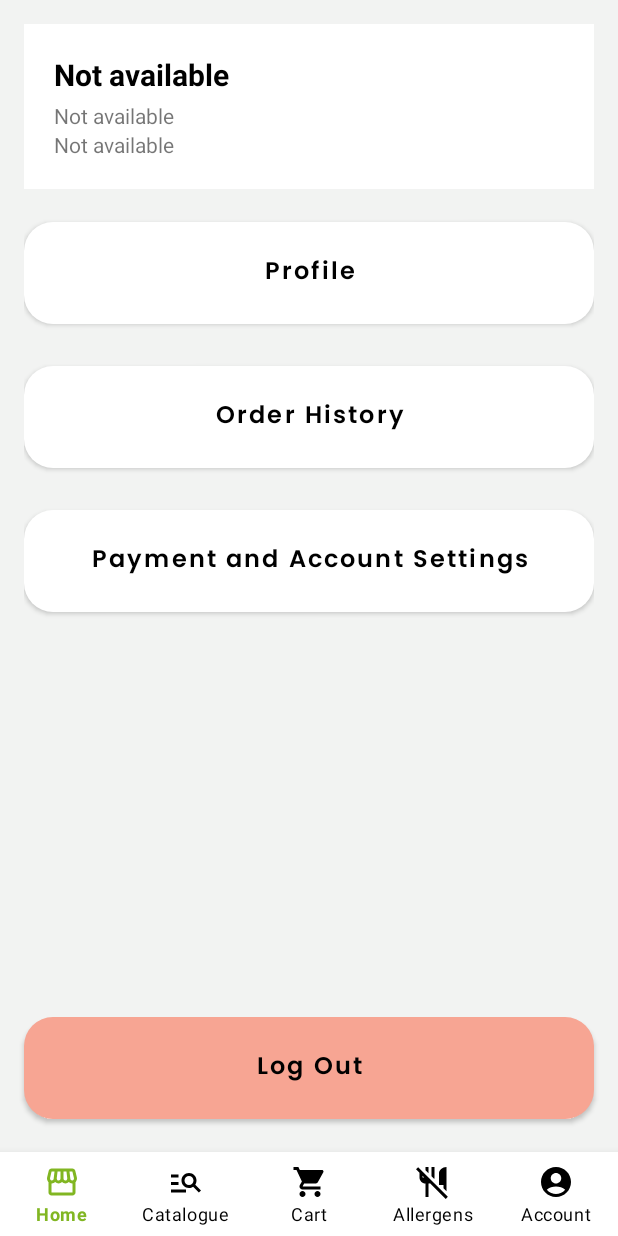
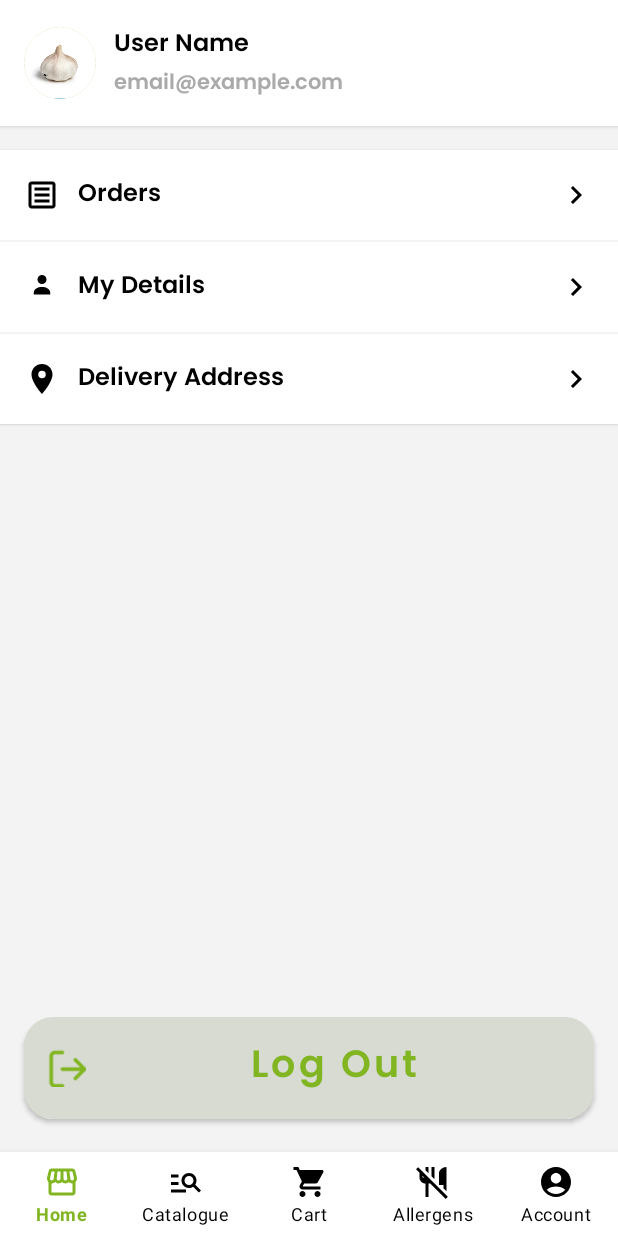
Before and after one commit to KarlisFTW/Sabalancec, an Android app: the fragment AccountFragment placed in its activity, on a phone screen of 412 x 824 dp. Run offline under Robolectric (Android 15) with nearby library versions, the phone set to English and light mode, and no system bars.

Commit message:
Reworked account screen to look more like figma

```diff
--- a/app/src/main/java/com/example/sabalancec/Fragments/AccountFragment.kt
+++ b/app/src/main/java/com/example/sabalancec/Fragments/AccountFragment.kt
@@ -1,117 +1,84 @@
 package com.example.sabalancec.Fragments
 
+import android.content.Intent
 import android.os.Bundle
 import android.view.LayoutInflater
 import android.view.View
 import android.view.ViewGroup
-import android.widget.Button
+import android.widget.ImageView
+import android.widget.LinearLayout
 import android.widget.TextView
 import android.widget.Toast
 import androidx.fragment.app.Fragment
+import com.example.sabalancec.Auth.AuthManager
 import com.example.sabalancec.R
-import com.example.sabalancec.Auth.AuthManager
-import kotlinx.coroutines.CoroutineScope
-import kotlinx.coroutines.Dispatchers
-import kotlinx.coroutines.launch
-import kotlinx.coroutines.withContext
 
 class AccountFragment : Fragment() {
 
     private lateinit var authManager: AuthManager
     private lateinit var usernameTextView: TextView
     private lateinit var emailTextView: TextView
-    private lateinit var addressTextView: TextView
-
-    private lateinit var btnProfileInfo: Button
-    private lateinit var btnOrderHistory: Button
-    private lateinit var btnSettings: Button
-    private lateinit var btnLogout: Button
+    private lateinit var profileImageView: ImageView
+    private lateinit var logoutButton: View
 
     override fun onCreateView(
         inflater: LayoutInflater, container: ViewGroup?,
         savedInstanceState: Bundle?
-    ): View? {
-        val view = inflater.inflate(R.layout.fragment_account, container, false)
+    ): View {
+        return inflater.inflate(R.layout.fragment_account, container, false)
+    }
 
-        // Init views
+    override fun onViewCreated(view: View, savedInstanceState: Bundle?) {
+        authManager = AuthManager.getInstance(requireContext())
+
         usernameTextView = view.findViewById(R.id.txt_username)
         emailTextView = view.findViewById(R.id.txt_useremail)
-        addressTextView = view.findViewById(R.id.txt_useraddress)
+        profileImageView = view.findViewById(R.id.img_profile)
+        logoutButton = view.findViewById(R.id.btn_logout)
 
-        val btnProfileInfo = view.findViewById<TextView>(R.id.btn_profile_info)
-        val btnOrderHistory = view.findViewById<TextView>(R.id.btn_order_history)
-        val btnSettings = view.findViewById<TextView>(R.id.btn_settings)
-        val btnLogout = view.findViewById<TextView>(R.id.btn_logout)
+        val rowOrders = view.findViewById<View>(R.id.row_orders)
+        val rowDetails = view.findViewById<View>(R.id.row_details)
+        val rowAddress = view.findViewById<View>(R.id.row_address)
 
-        // Auth manager
-        authManager = AuthManager.getInstance(requireContext())
+        rowOrders.findViewById<TextView>(R.id.row_title).text = "Orders"
+        rowOrders.findViewById<ImageView>(R.id.row_icon).setImageResource(R.drawable.ic_orders)
 
-        // Display user info from SharedPreferences
-        displayBasicUserInfo()
+        rowDetails.findViewById<TextView>(R.id.row_title).text = "My Details"
+        rowDetails.findViewById<ImageView>(R.id.row_icon).setImageResource(R.drawable.ic_user)
 
-        // Set click listeners
-        btnProfileInfo.setOnClickListener {
-            Toast.makeText(requireContext(), "Profile Info clicked", Toast.LENGTH_SHORT).show()
-            // TODO: Navigate to Profile Info screen
+        rowAddress.findViewById<TextView>(R.id.row_title).text = "Delivery Address"
+        rowAddress.findViewById<ImageView>(R.id.row_icon).setImageResource(R.drawable.ic_location)
+
+        displayUserInfo()
+
+        rowOrders.setOnClickListener {
+            Toast.makeText(requireContext(), "Orders clicked", Toast.LENGTH_SHORT).show()
+            // startActivity(Intent(requireContext(), OrdersActivity::class.java))
         }
 
-        btnOrderHistory.setOnClickListener {
-            Toast.makeText(requireContext(), "Order History clicked", Toast.LENGTH_SHORT).show()
-            // TODO: Navigate to Order History screen
+        rowDetails.setOnClickListener {
+            Toast.makeText(requireContext(), "My Details clicked", Toast.LENGTH_SHORT).show()
+            // Navigate or open profile details screen
         }
 
-        btnSettings.setOnClickListener {
-            Toast.makeText(requireContext(), "Settings clicked", Toast.LENGTH_SHORT).show()
-            // TODO: Navigate to Payment & Account Settings screen
+        rowAddress.setOnClickListener {
+            Toast.makeText(requireContext(), "Delivery Address clicked", Toast.LENGTH_SHORT).show()
+            // Handle address click
         }
 
-        //btnLogout.setOnClickListener {
-           // authManager.logout()
-           // Toast.makeText(requireContext(), "Logged out", Toast.LENGTH_SHORT).show()
-            // TODO: Navigate to Login screen
-      //  }
-
-        // TODO: Add swipe-to-refresh if needed
-
-        return view
+       // logoutButton.setOnClickListener {
+         //   Toast.makeText(requireContext(), "Logging out...", Toast.LENGTH_SHORT).show()
+            //authManager.logout()
+            // Optionally redirect to login screen
+       // }
     }
 
-    override fun onResume() {
-        super.onResume()
-        displayBasicUserInfo()
-    }
-
-    private fun displayBasicUserInfo() {
-        val name = authManager.getUserFullName() ?: "Not available"
-        val email = authManager.getUserEmail() ?: "Not available"
-        val address = authManager.getUserAddress() ?: "Not available"
+    private fun displayUserInfo() {
+        val name = authManager.getUserFullName() ?: "User Name"
+        val email = authManager.getUserEmail() ?: "email@example.com"
 
         usernameTextView.text = name
         emailTextView.text = email
-        addressTextView.text = address
-    }
-
-    // Optional: keep this if you want to use it later
-    private fun fetchUserProfile() {
-        CoroutineScope(Dispatchers.IO).launch {
-            try {
-                val userProfile = authManager.getUserProfileSafe()
-
-                withContext(Dispatchers.Main) {
-                    if (userProfile != null) {
-                        usernameTextView.text = userProfile.fullName
-                        emailTextView.text = userProfile.email
-                        addressTextView.text = userProfile.address
-                    } else {
-                        addressTextView.text = "Address not available"
-                        Toast.makeText(requireContext(), "Could not retrieve full profile", Toast.LENGTH_SHORT).show()
-                    }
-                }
-            } catch (e: Exception) {
-                withContext(Dispatchers.Main) {
-                    Toast.makeText(requireContext(), "Error: ${e.message}", Toast.LENGTH_SHORT).show()
-                }
-            }
-        }
+        // profileImageView.setImageResource(...) // optional: set a drawable if needed
     }
 }
--- /dev/null
+++ b/app/src/main/res/drawable/baseline_archive_24.xml
@@ -0,0 +1,5 @@
+<vector xmlns:android="http://schemas.android.com/apk/res/android" android:height="24dp" android:tint="#000000" android:viewportHeight="24" android:viewportWidth="24" android:width="24dp">
+
+    <path android:fillColor="@android:color/white" android:pathData="M20.54,5.23l-1.39,-1.68C18.88,3.21 18.47,3 18,3H6c-0.47,0 -0.88,0.21 -1.16,0.55L3.46,5.23C3.17,5.57 3,6.02 3,6.5V19c0,1.1 0.9,2 2,2h14c1.1,0 2,-0.9 2,-2V6.5c0,-0.48 -0.17,-0.93 -0.46,-1.27zM12,17.5L6.5,12H10v-2h4v2h3.5L12,17.5zM5.12,5l0.81,-1h12l0.94,1H5.12z"/>
+
+</vector>
--- /dev/null
+++ b/app/src/main/res/drawable/baseline_chevron_right_24.xml
@@ -0,0 +1,5 @@
+<vector xmlns:android="http://schemas.android.com/apk/res/android" android:height="24dp" android:tint="#000000" android:viewportHeight="24" android:viewportWidth="24" android:width="24dp">
+
+    <path android:fillColor="@android:color/white" android:pathData="M10,6L8.59,7.41 13.17,12l-4.58,4.59L10,18l6,-6z"/>
+
+</vector>
--- /dev/null
+++ b/app/src/main/res/drawable/baseline_logout_24.xml
@@ -0,0 +1,5 @@
+<vector xmlns:android="http://schemas.android.com/apk/res/android" android:autoMirrored="true" android:height="24dp" android:tint="#000000" android:viewportHeight="24" android:viewportWidth="24" android:width="24dp">
+
+    <path android:fillColor="@android:color/white" android:pathData="M17,7l-1.41,1.41L18.17,11H8v2h10.17l-2.58,2.58L17,17l5,-5zM4,5h8V3H4c-1.1,0 -2,0.9 -2,2v14c0,1.1 0.9,2 2,2h8v-2H4V5z"/>
+
+</vector>
--- /dev/null
+++ b/app/src/main/res/drawable/ic_location.xml
@@ -0,0 +1,7 @@
+<vector xmlns:android="http://schemas.android.com/apk/res/android"
+    android:width="24dp" android:height="24dp"
+    android:viewportWidth="24" android:viewportHeight="24">
+    <path
+        android:fillColor="#FF000000"
+        android:pathData="M12,2C8.1,2 5,5.1 5,9c0,5.2 7,13 7,13s7,-7.8 7,-13c0,-3.9 -3.1,-7 -7,-7zM12,11.5a2.5,2.5 0 1,1 0,-5 2.5,2.5 0 0,1 0,5z" />
+</vector>
--- /dev/null
+++ b/app/src/main/res/drawable/ic_orders.xml
@@ -0,0 +1,7 @@
+<vector xmlns:android="http://schemas.android.com/apk/res/android"
+    android:width="24dp" android:height="24dp"
+    android:viewportWidth="24" android:viewportHeight="24">
+    <path
+        android:fillColor="#FF000000"
+        android:pathData="M19,3H5c-1.1,0 -2,0.9 -2,2v14c0,1.1 0.9,2 2,2h14c1.1,0 2,-0.9 2,-2V5c0,-1.1 -0.9,-2 -2,-2zM19,19H5V5h14v14zM7,17h10v-2H7v2zM7,13h10v-2H7v2zM7,9h10V7H7v2z" />
+</vector>
--- /dev/null
+++ b/app/src/main/res/drawable/ic_user.xml
@@ -0,0 +1,7 @@
+<vector xmlns:android="http://schemas.android.com/apk/res/android"
+    android:width="24dp" android:height="24dp"
+    android:viewportWidth="24" android:viewportHeight="24">
+    <path
+        android:fillColor="#FF000000"
+        android:pathData="M12,12c2.7,0 5.5,1.3 5.5,4v1H6.5v-1c0,-2.7 2.8,-4 5.5,-4zM12,10a3,3 0 1,0 -0.001,-6.001A3,3 0 0,0 12,10z" />
+</vector>
--- /dev/null
+++ b/app/src/main/res/layout/account_option_item.xml
@@ -0,0 +1,33 @@
+<?xml version="1.0" encoding="utf-8"?>
+<LinearLayout xmlns:android="http://schemas.android.com/apk/res/android"
+    android:layout_width="match_parent"
+    android:layout_height="wrap_content"
+    android:orientation="vertical"
+    android:background="@android:color/white"
+    android:elevation="1dp">
+
+    <!-- Orders -->
+    <include layout="@layout/account_row_item"
+        android:id="@+id/row_orders"
+        android:tag="Orders" />
+
+    <!-- Divider -->
+    <View android:layout_width="match_parent"
+        android:layout_height="1dp"
+        android:background="@color/gray" />
+
+    <!-- Details -->
+    <include layout="@layout/account_row_item"
+        android:id="@+id/row_details"
+        android:tag="My Details" />
+
+    <!-- Divider -->
+    <View android:layout_width="match_parent"
+        android:layout_height="1dp"
+        android:background="@color/gray" />
+
+    <!-- Address -->
+    <include layout="@layout/account_row_item"
+        android:id="@+id/row_address"
+        android:tag="Delivery Address" />
+</LinearLayout>
--- /dev/null
+++ b/app/src/main/res/layout/account_row_item.xml
@@ -0,0 +1,31 @@
+<?xml version="1.0" encoding="utf-8"?>
+<LinearLayout xmlns:android="http://schemas.android.com/apk/res/android"
+    android:id="@+id/account_row_root"
+    android:layout_width="match_parent"
+    android:layout_height="wrap_content"
+    android:padding="16dp"
+    android:orientation="horizontal"
+    android:gravity="center_vertical">
+
+    <ImageView
+        android:id="@+id/row_icon"
+        android:layout_width="24dp"
+        android:layout_height="24dp"
+        android:src="@drawable/garlic" />
+
+    <TextView
+        android:id="@+id/row_title"
+        android:layout_width="0dp"
+        android:layout_height="wrap_content"
+        android:layout_weight="1"
+        android:layout_marginStart="12dp"
+        android:text="Title"
+        android:fontFamily="@font/poppins_semibold"
+        android:textColor="@android:color/black"
+        android:textSize="16sp" />
+
+    <ImageView
+        android:layout_width="24dp"
+        android:layout_height="24dp"
+        android:src="@drawable/baseline_chevron_right_24" />
+</LinearLayout>
--- a/app/src/main/res/layout/fragment_account.xml
+++ b/app/src/main/res/layout/fragment_account.xml
@@ -4,115 +4,125 @@
     xmlns:app="http://schemas.android.com/apk/res-auto"
     android:layout_width="match_parent"
     android:layout_height="match_parent"
-    android:background="@color/gray">
+    android:background="@color/gray"
+    android:fitsSystemWindows="true">
 
+    <!-- Logout Button -->
     <ScrollView
-        android:id="@+id/scroll_area"
         android:layout_width="0dp"
         android:layout_height="0dp"
         android:fillViewport="true"
+        app:layout_constraintBottom_toTopOf="@id/btn_logout"
+        app:layout_constraintEnd_toEndOf="parent"
+        app:layout_constraintHorizontal_bias="0.0"
+        app:layout_constraintStart_toStartOf="parent"
         app:layout_constraintTop_toTopOf="parent"
-        app:layout_constraintBottom_toTopOf="@id/btn_logout"
-        app:layout_constraintStart_toStartOf="parent"
-        app:layout_constraintEnd_toEndOf="parent"
-        android:padding="16dp">
+        app:layout_constraintVertical_bias="0.0">
 
         <LinearLayout
             android:layout_width="match_parent"
             android:layout_height="wrap_content"
             android:orientation="vertical">
 
+            <!-- Profile Card -->
             <LinearLayout
                 android:layout_width="match_parent"
                 android:layout_height="wrap_content"
-                android:orientation="vertical"
+                android:layout_marginBottom="16dp"
                 android:background="@android:color/white"
-                android:padding="20dp"
-                android:layout_marginBottom="16dp"
-                android:backgroundTint="@android:color/white">
+                android:elevation="2dp"
+                android:gravity="center_vertical"
+                android:orientation="horizontal"
+                android:padding="16dp">
+
+                <ImageView
+                    android:id="@+id/img_profile"
+                    android:layout_width="48dp"
+                    android:layout_height="48dp"
+                    android:layout_marginEnd="12dp"
+                    android:background="@drawable/circle_background"
+                    android:clipToOutline="true"
+                    android:scaleType="centerCrop"
+                    android:src="@drawable/garlic" />
+
+                <LinearLayout
+                    android:layout_width="0dp"
+                    android:layout_height="wrap_content"
+                    android:layout_weight="1"
+                    android:orientation="vertical">
 
                     <TextView
                         android:id="@+id/txt_username"
                         android:layout_width="wrap_content"
                         android:layout_height="wrap_content"
-                    android:text="Username Placeholder"
+                        android:text="Janis Ķiploks"
+                        android:fontFamily="@font/poppins_semibold"
                         android:textColor="@color/black"
-                    android:textStyle="bold"
-                    android:textSize="20sp"
-                    android:layout_marginBottom="4dp" />
+                        android:textSize="16sp"
+
+                        android:textStyle="bold" />
 
                     <TextView
                         android:id="@+id/txt_useremail"
                         android:layout_width="wrap_content"
                         android:layout_height="wrap_content"
-                    android:text="Email Placeholder"
-                    android:textSize="14sp" />
-
-                <TextView
-                    android:id="@+id/txt_useraddress"
-                    android:layout_width="wrap_content"
-                    android:layout_height="wrap_content"
-                    android:text="Address Placeholder"
+                        android:text="kiska228@gmail.com"
+                        android:fontFamily="@font/poppins_semibold"
+                        android:textColor="@android:color/darker_gray"
                         android:textSize="14sp" />
                 </LinearLayout>
+            </LinearLayout>
 
-            <com.google.android.material.button.MaterialButton
-                android:id="@+id/btn_profile_info"
+            <!-- Menu Items -->
+            <LinearLayout
                 android:layout_width="match_parent"
                 android:layout_height="wrap_content"
-                android:layout_marginBottom="16dp"
-                android:fontFamily="@font/poppins_semibold"
-                android:padding="20dp"
-                android:text="Profile"
-                android:textAllCaps="false"
-                android:textSize="16sp"
-                android:textColor="@color/black"
-                app:backgroundTint="@android:color/white"
-                app:cornerRadius="@dimen/sabalancec_button_corner_radius" />
+                android:background="@android:color/white"
+                android:elevation="1dp"
+                android:orientation="vertical">
 
-            <com.google.android.material.button.MaterialButton
-                android:id="@+id/btn_order_history"
+                <include
+                    android:id="@+id/row_orders"
+                    layout="@layout/account_row_item" />
+
+                <View
                     android:layout_width="match_parent"
-                android:layout_height="wrap_content"
-                android:layout_marginBottom="16dp"
-                android:fontFamily="@font/poppins_semibold"
-                android:padding="20dp"
-                android:text="Order History"
-                android:textAllCaps="false"
-                android:textSize="16sp"
-                android:textColor="@color/black"
-                app:backgroundTint="@android:color/white"
-                app:cornerRadius="@dimen/sabalancec_button_corner_radius" />
+                    android:layout_height="1dp"
+                    android:background="@color/gray" />
 
-            <com.google.android.material.button.MaterialButton
-                android:id="@+id/btn_settings"
+                <include
+                    android:id="@+id/row_details"
+                    layout="@layout/account_row_item" />
+
+                <View
                     android:layout_width="match_parent"
-                android:layout_height="wrap_content"
-                android:layout_marginBottom="16dp"
-                android:fontFamily="@font/poppins_semibold"
-                android:padding="20dp"
-                android:text="Payment and Account Settings"
-                android:textAllCaps="false"
-                android:textSize="16sp"
-                android:textColor="@color/black"
-                app:backgroundTint="@android:color/white"
-                app:cornerRadius="@dimen/sabalancec_button_corner_radius" />
+                    android:layout_height="1dp"
+                    android:background="@color/gray" />
+
+                <include
+                    android:id="@+id/row_address"
+                    layout="@layout/account_row_item" />
+            </LinearLayout>
+
+
         </LinearLayout>
     </ScrollView>
 
     <com.google.android.material.button.MaterialButton
         android:id="@+id/btn_logout"
         android:layout_width="0dp"
-        android:layout_height="wrap_content"
+        android:layout_height="80dp"
         android:layout_margin="16dp"
         android:text="Log Out"
+        android:textSize="25sp"
         android:textAllCaps="false"
-        android:textSize="16sp"
         android:fontFamily="@font/poppins_semibold"
-        android:padding="20dp"
-        android:textColor="@color/black"
-        app:backgroundTint="@color/category_red"
-        app:cornerRadius="@dimen/sabalancec_button_corner_radius"
+        android:textColor="@color/lime_green"
+        app:icon="@drawable/logout_icon"
+        app:iconSize="25dp"
+        app:iconTint="@color/lime_green"
+        app:backgroundTint="@color/dark_gray"
+        app:cornerRadius="19dp"
         app:layout_constraintBottom_toBottomOf="parent"
         app:layout_constraintStart_toStartOf="parent"
         app:layout_constraintEnd_toEndOf="parent" />
--- a/app/src/main/res/values/colors.xml
+++ b/app/src/main/res/values/colors.xml
@@ -15,4 +15,5 @@
     <color name="category_red">#F7A593</color>"
     <color name="category_green">#8FD19F</color>"
     <color name="category_beige">#F8E1C1</color>"
+    <color name="dark_gray">#D7DBD2</color>
 </resources>
```
Also changed, not shown: app/src/main/res/drawable/logout_icon.png (added). Lines whose indentation alone changed are shown as unchanged.
